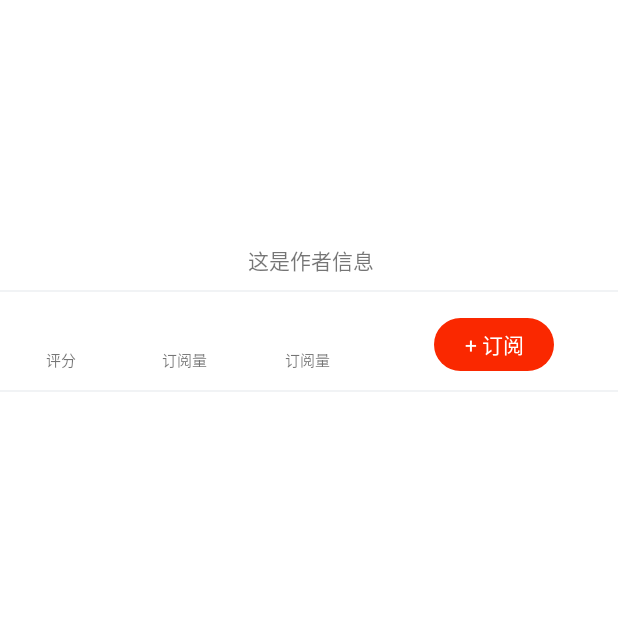
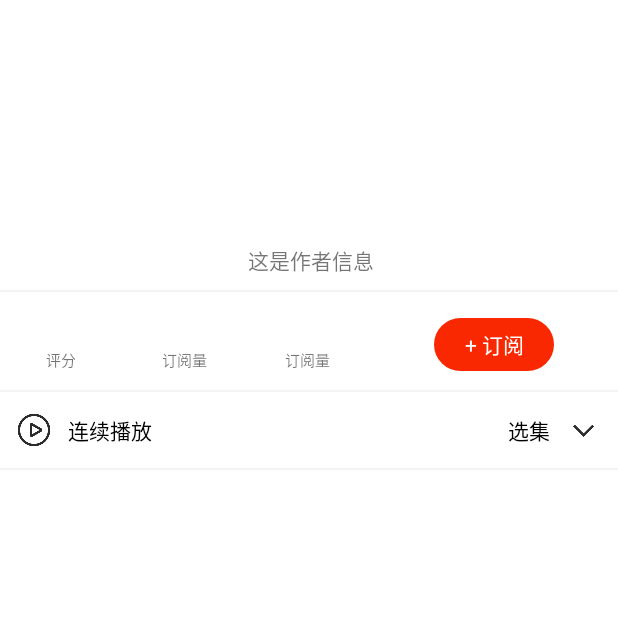
Before and after one commit to ilovesshan/ximalaya, an Android app: the AlbumDetailActivity screen opened directly, with no data from a screen before it, on a phone screen of 412 x 824 dp, the top half of it. Run offline under Robolectric (Android 15) with nearby library versions, the phone set to English and light mode, and no system bars; libraries missing offline, so code that uses them is left out: com.hjq.toast, com.ximalaya.ting, jp.wasabeef.glide; 1 statement that could not run was skipped.

Commit message:
添加连续播放和选集按钮

```diff
--- a/app/src/main/java/com/ilovesshan/ximalaya/views/DividerView.java
+++ /dev/null
@@ -1,43 +0,0 @@
-package com.ilovesshan.ximalaya.views;
-
-import android.annotation.SuppressLint;
-import android.content.Context;
-import android.graphics.Canvas;
-import android.graphics.Color;
-import android.graphics.Paint;
-import android.util.AttributeSet;
-import android.view.View;
-
-import androidx.annotation.Nullable;
-
-import com.ilovesshan.ximalaya.R;
-
-/**
- * Created with IntelliJ IDEA.
- *
- * @author: ilovesshan
- * @date: 2022/5/28
- * @description:
- */
-
-@SuppressLint("ResourceAsColor")
-public class DividerView extends View {
-
-    private Paint mPaint = new Paint();
-
-    public DividerView(Context context) {
-        this(context, null);
-    }
-
-    public DividerView(Context context, @Nullable AttributeSet attrs) {
-        super(context, attrs);
-        mPaint.setColor(Color.parseColor("#ebebeb"));
-    }
-
-    @Override
-    protected void onDraw(Canvas canvas) {
-        super.onDraw(canvas);
-        mPaint.setColor(R.color.recommend_background);
-        canvas.drawLine(0, 0, getWidth(), 1, mPaint);
-    }
-}
--- a/app/src/main/res/layout/activity_album_detail.xml
+++ b/app/src/main/res/layout/activity_album_detail.xml
@@ -178,13 +178,75 @@
         android:layout_below="@id/ll_subscription_container"
         android:background="@color/recommend_background" />
 
+    <!--播放按钮 和选集-->
+    <RelativeLayout
+        android:id="@+id/rl_play_and_selection_container"
+        android:layout_width="match_parent"
+        android:layout_height="50dp"
+        android:layout_below="@+id/ll_subscription_container"
+        android:layout_marginTop="2dp"
+        android:paddingLeft="10dp"
+        android:paddingRight="10dp">
+
+        <!--播放按钮-->
+        <LinearLayout
+            android:layout_width="wrap_content"
+            android:layout_height="match_parent"
+            android:gravity="center">
+
+            <ImageView
+                android:layout_width="25dp"
+                android:layout_height="25dp"
+                android:background="@drawable/play" />
+
+            <TextView
+                android:layout_width="wrap_content"
+                android:layout_height="wrap_content"
+                android:layout_marginLeft="10dp"
+                android:text="连续播放"
+                android:textColor="@color/black"
+                android:textSize="14sp" />
+        </LinearLayout>
+
+        <!--选集按钮-->
+        <LinearLayout
+            android:layout_width="wrap_content"
+            android:layout_height="match_parent"
+            android:layout_alignParentEnd="true"
+            android:gravity="center">
+
+
+            <TextView
+                android:layout_width="wrap_content"
+                android:layout_height="wrap_content"
+                android:text="选集"
+                android:textColor="@color/black"
+                android:textSize="14sp" />
+
+            <ImageView
+                android:layout_width="25dp"
+                android:layout_height="25dp"
+                android:layout_marginLeft="10dp"
+                android:background="@drawable/arrow_down" />
+
+        </LinearLayout>
+
+    </RelativeLayout>
+
+    <!--idp的分割线-->
+    <TextView
+        android:layout_width="match_parent"
+        android:layout_height="1dp"
+        android:layout_below="@id/rl_play_and_selection_container"
+        android:background="@color/recommend_background" />
+
 
     <!--专辑对应的列表-->
     <androidx.recyclerview.widget.RecyclerView
         android:id="@+id/rcv_album_detail_list"
         android:layout_width="match_parent"
         android:layout_height="match_parent"
-        android:layout_below="@id/ll_subscription_container"
+        android:layout_below="@id/rl_play_and_selection_container"
         android:layout_marginTop="10dp" />
 
 </RelativeLayout>
```
Also changed, not shown: app/src/main/res/drawable/arrow_down.png (added), app/src/main/res/drawable/play.png (added).
